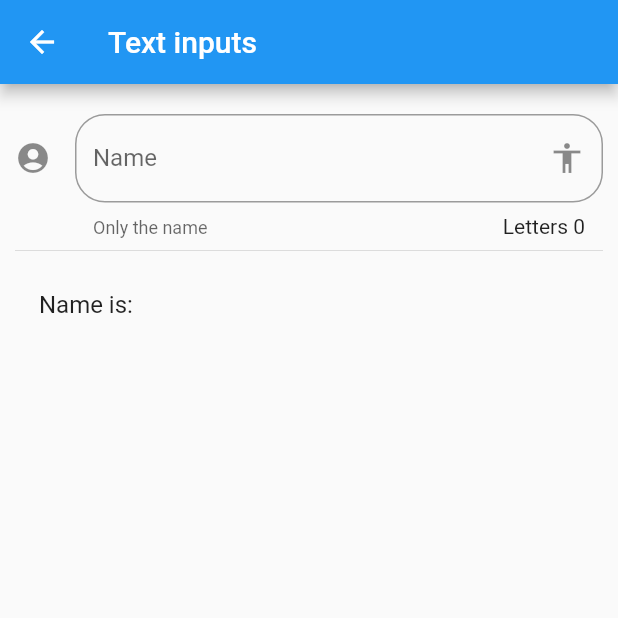
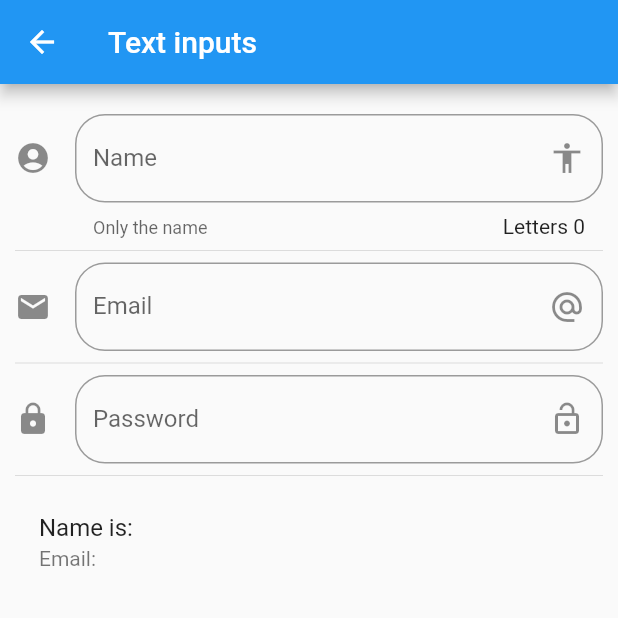
Before and after one commit to dtlucho/flutter_components, a Flutter app: the InputPage screen opened by its route, on a phone screen of 412 x 824 dp, the top half of it. Run offline on Flutter 3.47's test engine with Material 2 defaults, Android fonts, the phone set to English and light mode, and no system bars.

Commit message:
Adding email and password fields

```diff
--- a/lib/src/pages/input_page.dart
+++ b/lib/src/pages/input_page.dart
@@ -9,6 +9,8 @@ class InputPage extends StatefulWidget {
 
 class _InputPageState extends State<InputPage> {
   String _name = '';
+  String _email = '';
+  String _password = '';
 
   @override
   Widget build(BuildContext context) {
@@ -23,6 +25,10 @@ class _InputPageState extends State<InputPage> {
         ),
         children: [
           _createInput(),
+          const Divider(),
+          _createEmail(),
+          const Divider(),
+          _createPassword(),
           const Divider(),
           _createUser(),
         ],
@@ -56,6 +62,43 @@ class _InputPageState extends State<InputPage> {
   Widget _createUser() {
     return ListTile(
       title: Text('Name is: $_name'),
+      subtitle: Text('Email: $_email'),
+    );
+  }
+
+  Widget _createEmail() {
+    return TextField(
+      keyboardType: TextInputType.emailAddress,
+      decoration: InputDecoration(
+        border: OutlineInputBorder(
+          borderRadius: BorderRadius.circular(20.0),
+        ),
+        hintText: 'User email',
+        labelText: 'Email',
+        suffixIcon: const Icon(Icons.alternate_email),
+        icon: const Icon(Icons.email),
+      ),
+      onChanged: (value) => setState(() {
+        _email = value;
+      }),
+    );
+  }
+
+  Widget _createPassword() {
+    return TextField(
+      obscureText: true,
+      decoration: InputDecoration(
+        border: OutlineInputBorder(
+          borderRadius: BorderRadius.circular(20.0),
+        ),
+        hintText: 'User password',
+        labelText: 'Password',
+        suffixIcon: const Icon(Icons.lock_open),
+        icon: const Icon(Icons.lock),
+      ),
+      onChanged: (value) => setState(() {
+        _password = value;
+      }),
     );
   }
 }
```
